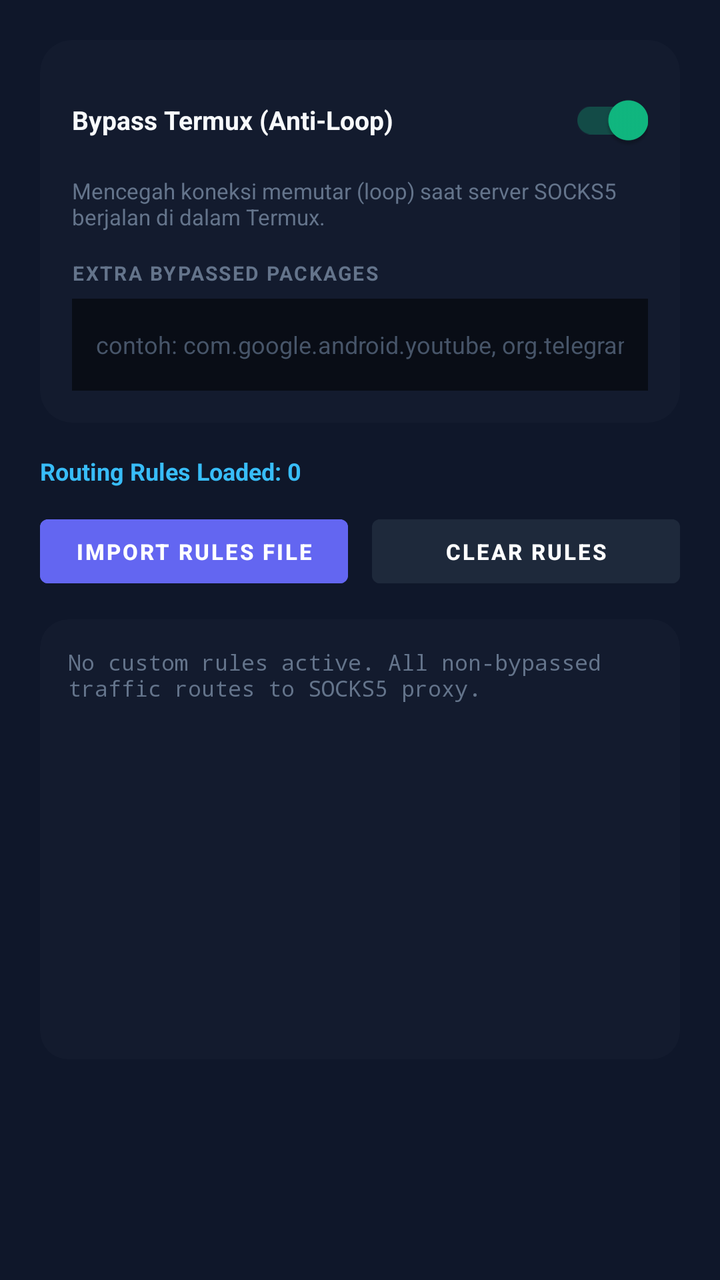
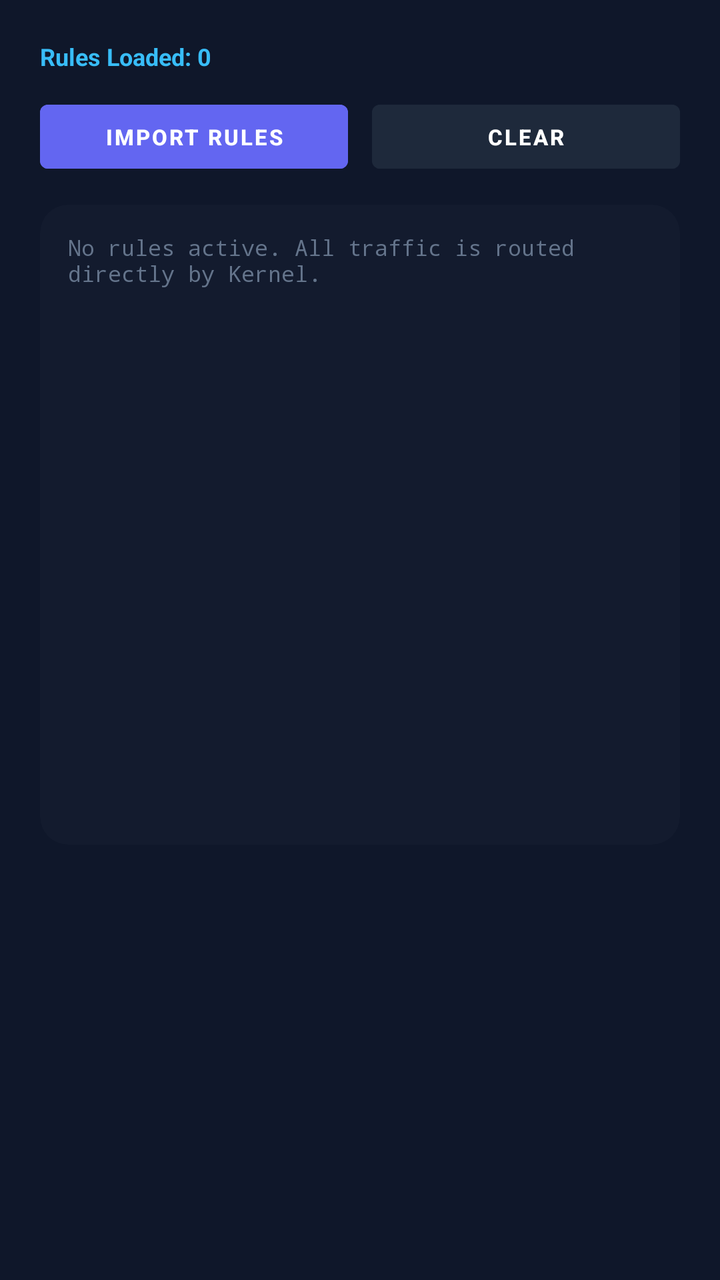

Before-and-after screenshots of an Android layout around one commit, followed by the original layout XML and the change that was made.
<!-- AndroidManifest.xml: application theme Theme.NeuralVPN -->
<!-- res/layout/layout_rules.xml -->
<?xml version="1.0" encoding="utf-8"?>
<ScrollView
    xmlns:android="http://schemas.android.com/apk/res/android"
    xmlns:app="http://schemas.android.com/apk/res-auto"
    android:layout_width="match_parent"
    android:layout_height="match_parent"
    android:fillViewport="true">

    <LinearLayout
        android:layout_width="match_parent"
        android:layout_height="wrap_content"
        android:orientation="vertical"
        android:padding="20dp">

        
        <androidx.cardview.widget.CardView
            android:layout_width="match_parent"
            android:layout_height="wrap_content"
            app:cardBackgroundColor="#131B2E"
            app:cardCornerRadius="16dp"
            app:cardElevation="0dp"
            android:layout_marginBottom="16dp">

            <LinearLayout
                android:layout_width="match_parent"
                android:layout_height="wrap_content"
                android:orientation="vertical"
                android:padding="16dp">

                <androidx.appcompat.widget.SwitchCompat
                    android:id="@+id/switch_bypass_termux"
                    android:layout_width="match_parent"
                    android:layout_height="wrap_content"
                    android:text="Bypass Termux (Anti-Loop)"
                    android:textColor="#F8FAFC"
                    android:textSize="13sp"
                    android:textStyle="bold"
                    android:checked="true" />

                <TextView
                    android:layout_width="match_parent"
                    android:layout_height="wrap_content"
                    android:text="Mencegah koneksi memutar (loop) saat server SOCKS5 berjalan di dalam Termux."
                    android:textColor="#64748B"
                    android:textSize="11sp"
                    android:layout_marginTop="4dp" />

                <TextView
                    android:layout_width="wrap_content"
                    android:layout_height="wrap_content"
                    android:text="EXTRA BYPASSED PACKAGES"
                    android:textColor="#64748B"
                    android:textSize="10sp"
                    android:textStyle="bold"
                    android:letterSpacing="0.08"
                    android:layout_marginTop="14dp"
                    android:layout_marginBottom="6dp" />

                <EditText
                    android:id="@+id/et_custom_bypass"
                    android:layout_width="match_parent"
                    android:layout_height="46dp"
                    android:background="#090D16"
                    android:hint="contoh: com.google.android.youtube, org.telegram.messenger"
                    android:textColorHint="#475569"
                    android:textColor="#F8FAFC"
                    android:paddingStart="12dp"
                    android:paddingEnd="12dp"
                    android:textSize="12sp"
                    android:singleLine="true" />
            </LinearLayout>
        </androidx.cardview.widget.CardView>

        
        <TextView
            android:id="@+id/tv_rules_stats"
            android:layout_width="wrap_content"
            android:layout_height="wrap_content"
            android:text="Routing Rules Loaded: 0"
            android:textColor="#38BDF8"
            android:textSize="12sp"
            android:textStyle="bold"
            android:layout_marginBottom="10dp" />

        <LinearLayout
            android:layout_width="match_parent"
            android:layout_height="wrap_content"
            android:orientation="horizontal"
            android:layout_marginBottom="12dp">

            <Button
                android:id="@+id/btn_pick_rules"
                android:layout_width="0dp"
                android:layout_height="44dp"
                android:layout_weight="1"
                android:text="IMPORT RULES FILE"
                android:textSize="11sp"
                android:textStyle="bold"
                android:backgroundTint="#6366F1"
                android:layout_marginEnd="6dp" />

            <Button
                android:id="@+id/btn_clear_rules"
                android:layout_width="0dp"
                android:layout_height="44dp"
                android:layout_weight="1"
                android:text="CLEAR RULES"
                android:textSize="11sp"
                android:textStyle="bold"
                android:backgroundTint="#1E293B"
                android:layout_marginStart="6dp" />
        </LinearLayout>

        <androidx.cardview.widget.CardView
            android:layout_width="match_parent"
            android:layout_height="220dp"
            app:cardBackgroundColor="#131B2E"
            app:cardCornerRadius="14dp"
            app:cardElevation="0dp">

            <ScrollView
                android:layout_width="match_parent"
                android:layout_height="match_parent"
                android:padding="14dp">

                <TextView
                    android:id="@+id/tv_rules_content"
                    android:layout_width="match_parent"
                    android:layout_height="wrap_content"
                    android:text="No custom rules active. All non-bypassed traffic routes to SOCKS5 proxy."
                    android:textColor="#64748B"
                    android:fontFamily="monospace"
                    android:textSize="11sp" />
            </ScrollView>
        </androidx.cardview.widget.CardView>

    </LinearLayout>
</ScrollView>
<!-- resources referenced by this layout -->
<resources>
  <style name="Theme.NeuralVPN" parent="Theme.MaterialComponents.DayNight.NoActionBar">
          <item name="colorPrimary">#6366F1</item>
          <item name="colorPrimaryVariant">#4F46E5</item>
          <item name="colorOnPrimary">#FFFFFF</item>
          <item name="colorSecondary">#10B981</item>
          <item name="colorSecondaryVariant">#059669</item>
          <item name="colorOnSecondary">#FFFFFF</item>
          <item name="android:statusBarColor">#0F172A</item>
          <item name="android:navigationBarColor">#0F172A</item>
          <item name="android:windowBackground">#0F172A</item>
      </style>
</resources>

<!-- the commit's change to res/layout/layout_rules.xml (unified diff, before → after) -->
@@ -12,71 +12,11 @@
         android:orientation="vertical"
         android:padding="20dp">
 
-        
-        <androidx.cardview.widget.CardView
-            android:layout_width="match_parent"
-            android:layout_height="wrap_content"
-            app:cardBackgroundColor="#131B2E"
-            app:cardCornerRadius="16dp"
-            app:cardElevation="0dp"
-            android:layout_marginBottom="16dp">
-
-            <LinearLayout
-                android:layout_width="match_parent"
-                android:layout_height="wrap_content"
-                android:orientation="vertical"
-                android:padding="16dp">
-
-                <androidx.appcompat.widget.SwitchCompat
-                    android:id="@+id/switch_bypass_termux"
-                    android:layout_width="match_parent"
-                    android:layout_height="wrap_content"
-                    android:text="Bypass Termux (Anti-Loop)"
-                    android:textColor="#F8FAFC"
-                    android:textSize="13sp"
-                    android:textStyle="bold"
-                    android:checked="true" />
-
-                <TextView
-                    android:layout_width="match_parent"
-                    android:layout_height="wrap_content"
-                    android:text="Mencegah koneksi memutar (loop) saat server SOCKS5 berjalan di dalam Termux."
-                    android:textColor="#64748B"
-                    android:textSize="11sp"
-                    android:layout_marginTop="4dp" />
-
-                <TextView
-                    android:layout_width="wrap_content"
-                    android:layout_height="wrap_content"
-                    android:text="EXTRA BYPASSED PACKAGES"
-                    android:textColor="#64748B"
-                    android:textSize="10sp"
-                    android:textStyle="bold"
-                    android:letterSpacing="0.08"
-                    android:layout_marginTop="14dp"
-                    android:layout_marginBottom="6dp" />
-
-                <EditText
-                    android:id="@+id/et_custom_bypass"
-                    android:layout_width="match_parent"
-                    android:layout_height="46dp"
-                    android:background="#090D16"
-                    android:hint="contoh: com.google.android.youtube, org.telegram.messenger"
-                    android:textColorHint="#475569"
-                    android:textColor="#F8FAFC"
-                    android:paddingStart="12dp"
-                    android:paddingEnd="12dp"
-                    android:textSize="12sp"
-                    android:singleLine="true" />
-            </LinearLayout>
-        </androidx.cardview.widget.CardView>
-
-        
         <TextView
             android:id="@+id/tv_rules_stats"
             android:layout_width="wrap_content"
             android:layout_height="wrap_content"
-            android:text="Routing Rules Loaded: 0"
+            android:text="Rules Loaded: 0"
             android:textColor="#38BDF8"
             android:textSize="12sp"
             android:textStyle="bold"
@@ -93,7 +33,7 @@
                 android:layout_width="0dp"
                 android:layout_height="44dp"
                 android:layout_weight="1"
-                android:text="IMPORT RULES FILE"
+                android:text="IMPORT RULES"
                 android:textSize="11sp"
                 android:textStyle="bold"
                 android:backgroundTint="#6366F1"
@@ -104,7 +44,7 @@
                 android:layout_width="0dp"
                 android:layout_height="44dp"
                 android:layout_weight="1"
-                android:text="CLEAR RULES"
+                android:text="CLEAR"
                 android:textSize="11sp"
                 android:textStyle="bold"
                 android:backgroundTint="#1E293B"
@@ -113,7 +53,7 @@
 
         <androidx.cardview.widget.CardView
             android:layout_width="match_parent"
-            android:layout_height="220dp"
+            android:layout_height="320dp"
             app:cardBackgroundColor="#131B2E"
             app:cardCornerRadius="14dp"
             app:cardElevation="0dp">
@@ -127,7 +67,7 @@
                     android:id="@+id/tv_rules_content"
                     android:layout_width="match_parent"
                     android:layout_height="wrap_content"
-                    android:text="No custom rules active. All non-bypassed traffic routes to SOCKS5 proxy."
+                    android:text="No rules active. All traffic is routed directly by Kernel."
                     android:textColor="#64748B"
                     android:fontFamily="monospace"
                     android:textSize="11sp" />
